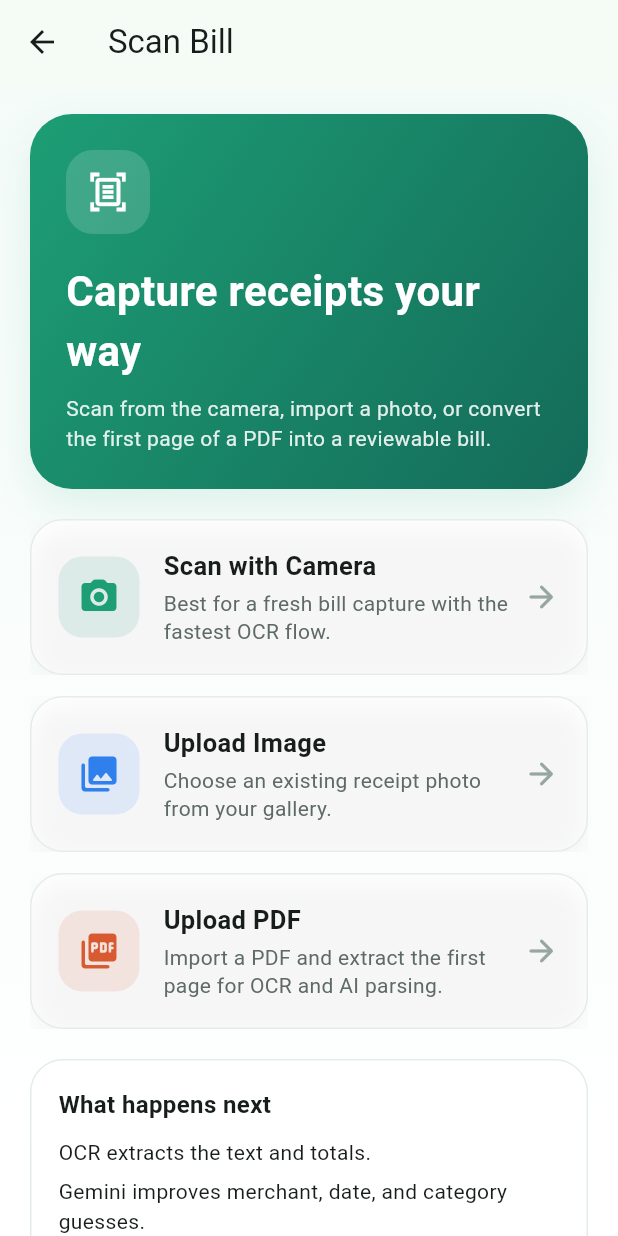
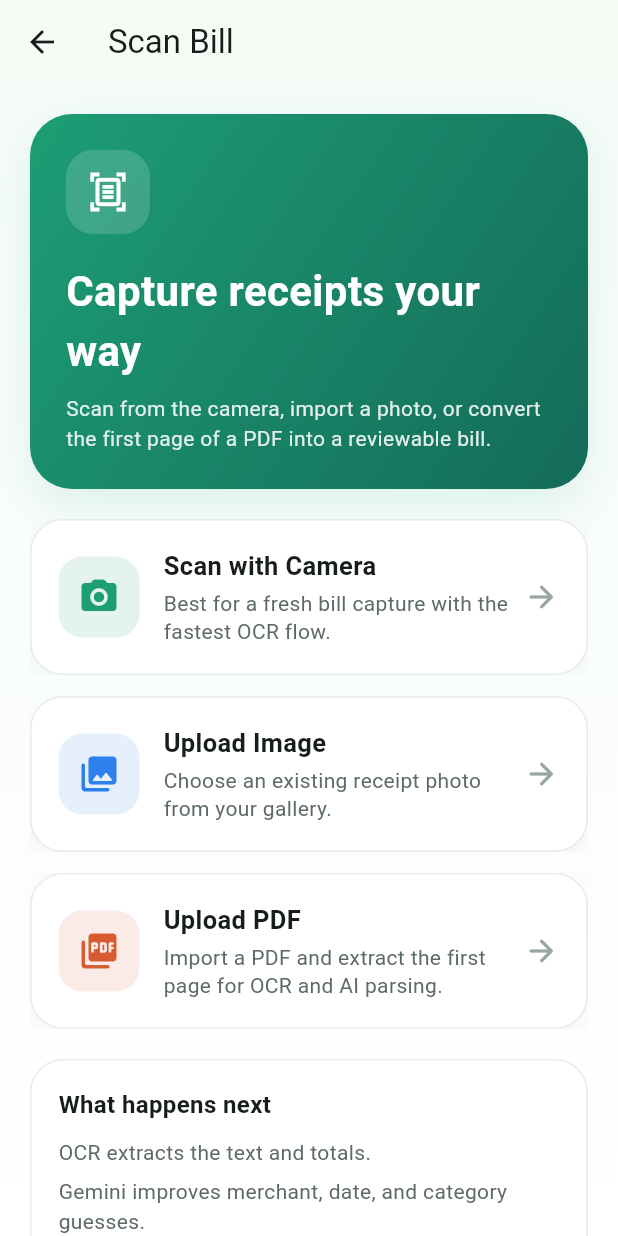
Before and after one commit to Sumukha2003/BillMind-Smart-Expense-Tracker, a Flutter app: the ScannerScreen screen opened directly, on a phone screen of 412 x 824 dp. Run offline on Flutter 3.47's test engine with Material 3 defaults, Android fonts, the phone set to English and light mode, and no system bars; our stand-ins replace cloud_firestore, file_picker, firebase_core, firebase_storage, fl_chart, flutter_dotenv and 9 more; missing offline and left inert: google_mlkit_text_recognition, pdf_render_plus; accounts and stored records are empty.

Commit message:
Fix dark mode styling on scanner screen

```diff
--- a/lib/screens/scanner_screen.dart
+++ b/lib/screens/scanner_screen.dart
@@ -137,15 +137,28 @@ class ScannerScreen extends ConsumerWidget {
   @override
   Widget build(BuildContext context, WidgetRef ref) {
     final theme = Theme.of(context);
+    final isDark = theme.brightness == Brightness.dark;
+    final surfaceColor = isDark ? const Color(0xFF151A18) : Colors.white;
+    final borderColor = isDark
+        ? const Color(0xFF2A3430)
+        : const Color(0xFFE4ECE8);
+    final secondaryTextColor = isDark
+        ? const Color(0xFFB6C2BD)
+        : const Color(0xFF5E6A66);
 
     return Scaffold(
       appBar: AppBar(title: const Text('Scan Bill')),
       body: DecoratedBox(
-        decoration: const BoxDecoration(
+        decoration: BoxDecoration(
           gradient: LinearGradient(
             begin: Alignment.topCenter,
             end: Alignment.bottomCenter,
-            colors: [
+            colors: isDark
+                ? const [
+                    Color(0xFF0A0A0A),
+                    Color(0xFF111715),
+                  ]
+                : const [
                     Color(0xFFF4FBF8),
                     Color(0xFFFFFFFF),
                   ],
@@ -166,7 +179,9 @@ class ScannerScreen extends ConsumerWidget {
                     Color(0xFF146B59),
                   ],
                 ),
-                boxShadow: const [
+                boxShadow: isDark
+                    ? const []
+                    : const [
                         BoxShadow(
                           color: Color(0x1F1D9E75),
                           blurRadius: 24,
@@ -218,6 +233,7 @@ class ScannerScreen extends ConsumerWidget {
                   'Best for a fresh bill capture with the fastest OCR flow.',
               icon: Icons.camera_alt_rounded,
               accent: const Color(0xFF1D9E75),
+              isDark: isDark,
               onTap: () => scanAndProcess(context, ref),
             ),
             const SizedBox(height: 14),
@@ -226,6 +242,7 @@ class ScannerScreen extends ConsumerWidget {
               subtitle: 'Choose an existing receipt photo from your gallery.',
               icon: Icons.photo_library_rounded,
               accent: const Color(0xFF2F80ED),
+              isDark: isDark,
               onTap: () => pickImageFromGallery(context, ref),
             ),
             const SizedBox(height: 14),
@@ -235,20 +252,21 @@ class ScannerScreen extends ConsumerWidget {
                   'Import a PDF and extract the first page for OCR and AI parsing.',
               icon: Icons.picture_as_pdf_rounded,
               accent: const Color(0xFFD85A30),
+              isDark: isDark,
               onTap: () => pickPDF(context, ref),
             ),
             const SizedBox(height: 20),
             Container(
               padding: const EdgeInsets.all(18),
               decoration: BoxDecoration(
-                color: Colors.white,
+                color: surfaceColor,
                 borderRadius: BorderRadius.circular(22),
-                border: Border.all(color: const Color(0xFFE4ECE8)),
+                border: Border.all(color: borderColor),
               ),
-              child: const Column(
+              child: Column(
                 crossAxisAlignment: CrossAxisAlignment.start,
                 children: [
-                  Text(
+                  const Text(
                     'What happens next',
                     style: TextStyle(
                       fontSize: 16,
@@ -256,11 +274,20 @@ class ScannerScreen extends ConsumerWidget {
                     ),
                   ),
                   SizedBox(height: 10),
-                  Text('OCR extracts the text and totals.'),
-                  SizedBox(height: 6),
-                  Text('Gemini improves merchant, date, and category guesses.'),
-                  SizedBox(height: 6),
-                  Text('You review the result before saving and auto-uploading.'),
+                  Text(
+                    'OCR extracts the text and totals.',
+                    style: TextStyle(color: secondaryTextColor),
+                  ),
+                  const SizedBox(height: 6),
+                  Text(
+                    'Gemini improves merchant, date, and category guesses.',
+                    style: TextStyle(color: secondaryTextColor),
+                  ),
+                  const SizedBox(height: 6),
+                  Text(
+                    'You review the result before saving and auto-uploading.',
+                    style: TextStyle(color: secondaryTextColor),
+                  ),
                 ],
               ),
             ),
@@ -276,6 +303,7 @@ class _ActionCard extends StatelessWidget {
   final String subtitle;
   final IconData icon;
   final Color accent;
+  final bool isDark;
   final VoidCallback onTap;
 
   const _ActionCard({
@@ -283,13 +311,25 @@ class _ActionCard extends StatelessWidget {
     required this.subtitle,
     required this.icon,
     required this.accent,
+    required this.isDark,
     required this.onTap,
   });
 
   @override
   Widget build(BuildContext context) {
+    final surfaceColor = isDark ? const Color(0xFF151A18) : Colors.white;
+    final borderColor = isDark
+        ? const Color(0xFF2A3430)
+        : const Color(0xFFE6ECE8);
+    final secondaryTextColor = isDark
+        ? const Color(0xFFB6C2BD)
+        : const Color(0xFF5E6A66);
+    final arrowColor = isDark
+        ? const Color(0xFF8B9A95)
+        : const Color(0xFF97A6A1);
+
     return Material(
-      color: Colors.white,
+      color: surfaceColor,
       borderRadius: BorderRadius.circular(22),
       child: InkWell(
         onTap: onTap,
@@ -297,9 +337,12 @@ class _ActionCard extends StatelessWidget {
         child: Ink(
           padding: const EdgeInsets.all(18),
           decoration: BoxDecoration(
+            color: surfaceColor,
             borderRadius: BorderRadius.circular(22),
-            border: Border.all(color: const Color(0xFFE6ECE8)),
-            boxShadow: const [
+            border: Border.all(color: borderColor),
+            boxShadow: isDark
+                ? const []
+                : const [
                     BoxShadow(
                       color: Color(0x0A101828),
                       blurRadius: 14,
@@ -333,8 +376,8 @@ class _ActionCard extends StatelessWidget {
                     const SizedBox(height: 4),
                     Text(
                       subtitle,
-                      style: const TextStyle(
-                        color: Color(0xFF5E6A66),
+                      style: TextStyle(
+                        color: secondaryTextColor,
                         height: 1.35,
                       ),
                     ),
@@ -342,9 +385,9 @@ class _ActionCard extends StatelessWidget {
                 ),
               ),
               const SizedBox(width: 10),
-              const Icon(
+              Icon(
                 Icons.arrow_forward_rounded,
-                color: Color(0xFF97A6A1),
+                color: arrowColor,
               ),
             ],
           ),
```
Lines whose indentation alone changed are shown as unchanged.
